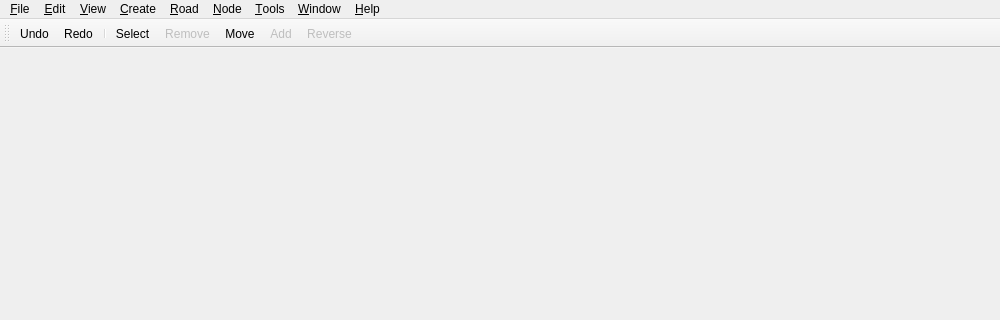
Old version of the form MainWindow.ui in the repository openstreetmap/merkaartor; both pictures show x 0 to 1000 and y 0 to 320 of the 1000 by 600 pixel window.
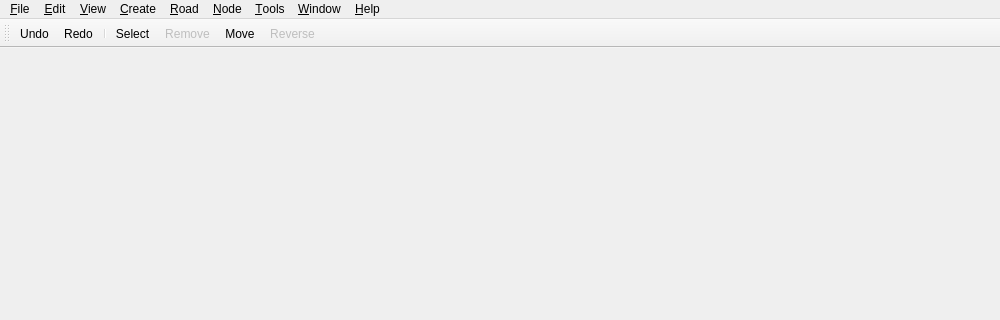
New version of the form. Icons and pictures are not drawn.

Commit message: - Fix the way to andle the "moving" mode. See http://lists.openstreetmap.org/pipermail/merkaartor/2008-May/000166.html - Remove the code refering "editAddAction" as the code was doing nothing and the button was not visible. - Add the cross cursor to all creating mode. Not the better cursor but better than nothing (At least we can distinct create and select modes).

What changed in the file:
```diff
--- a/MainWindow.ui
+++ b/MainWindow.ui
@@ -219,7 +219,6 @@
    <addaction name="editPropertiesAction" />
    <addaction name="editRemoveAction" />
    <addaction name="editMoveAction" />
-   <addaction name="editAddAction" />
    <addaction name="editReverseAction" />
   </widget>
   <action name="fileQuitAction" >
@@ -410,21 +409,6 @@
     <string>Ctrl+R</string>
    </property>
   </action>
-  <action name="editAddAction" >
-   <property name="enabled" >
-    <bool>false</bool>
-   </property>
-   <property name="icon" >
-    <iconset resource="Icons/AllIcons.qrc" >
-     <normaloff>:/Icons/add.xpm</normaloff>:/Icons/add.xpm</iconset>
-   </property>
-   <property name="text" >
-    <string>Add</string>
-   </property>
-   <property name="visible" >
-    <bool>false</bool>
-   </property>
-  </action>
   <action name="createNodeAction" >
    <property name="text" >
     <string>&amp;Node</string>
```
The commit also changes 14 other files.
